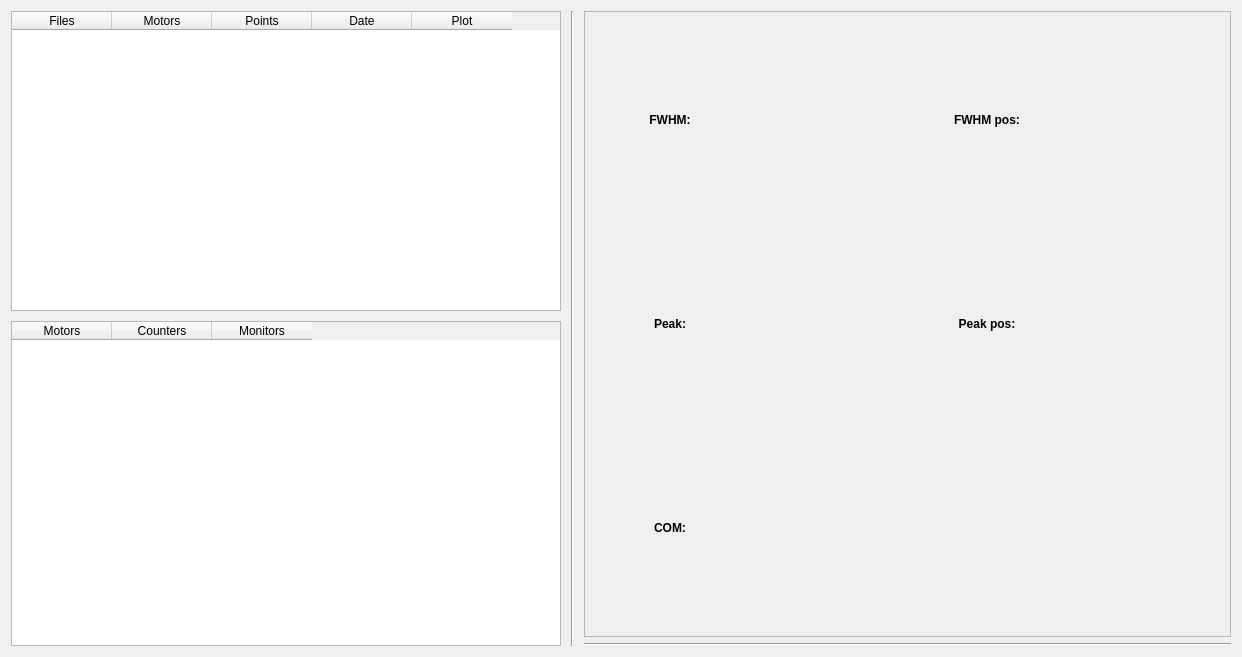
This is bin/plot_hdf5.ui in HugoValim/hdf5_view as Qt 5 draws it before an edit. The edited form follows.
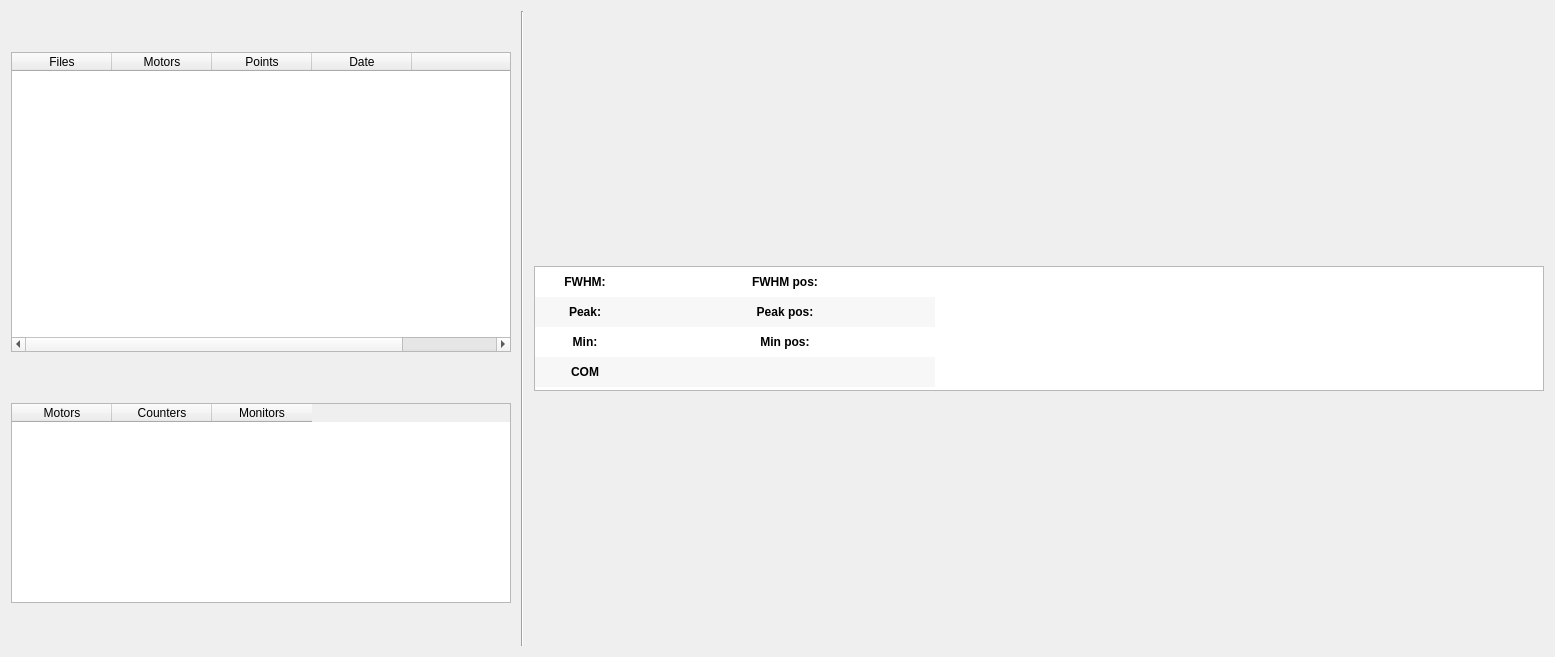
This is the edited form. Custom widgets are drawn as their Qt base class.

Commit message: Changed the way in which stats are displayed, also is now possible to check checkboxes via enter in the files table

The edit to the form file:
```diff
--- a/bin/plot_hdf5.ui
+++ b/bin/plot_hdf5.ui
@@ -6,7 +6,7 @@
    <rect>
     <x>0</x>
     <y>0</y>
-    <width>1242</width>
+    <width>1555</width>
     <height>657</height>
    </rect>
   </property>
@@ -46,7 +46,7 @@
          </property>
          <property name="maximumSize">
           <size>
-           <width>550</width>
+           <width>500</width>
            <height>300</height>
           </size>
          </property>
@@ -65,6 +65,12 @@
          <property name="sortingEnabled">
           <bool>true</bool>
          </property>
+         <attribute name="verticalHeaderVisible">
+          <bool>false</bool>
+         </attribute>
+         <attribute name="verticalHeaderDefaultSectionSize">
+          <number>30</number>
+         </attribute>
          <column>
           <property name="text">
            <string>Files</string>
@@ -87,7 +93,7 @@
          </column>
          <column>
           <property name="text">
-           <string>Plot</string>
+           <string/>
           </property>
          </column>
         </widget>
@@ -96,8 +102,8 @@
         <widget class="QTableWidget" name="tableWidget_plot">
          <property name="maximumSize">
           <size>
-           <width>550</width>
-           <height>16777215</height>
+           <width>500</width>
+           <height>200</height>
           </size>
          </property>
          <property name="sizeAdjustPolicy">
@@ -112,6 +118,9 @@
          <property name="cornerButtonEnabled">
           <bool>true</bool>
          </property>
+         <attribute name="verticalHeaderVisible">
+          <bool>false</bool>
+         </attribute>
          <column>
           <property name="text">
            <string>Motors</string>
@@ -150,199 +159,268 @@
         <number>0</number>
        </property>
        <item>
-        <widget class="QFrame" name="frame">
-         <property name="minimumSize">
+        <widget class="PlotWindow" name="plotwindow"/>
+       </item>
+       <item>
+        <widget class="QTableWidget" name="tableWidget_stats">
+         <property name="sizePolicy">
+          <sizepolicy hsizetype="Expanding" vsizetype="Fixed">
+           <horstretch>0</horstretch>
+           <verstretch>0</verstretch>
+          </sizepolicy>
+         </property>
+         <property name="maximumSize">
           <size>
-           <width>0</width>
-           <height>50</height>
+           <width>16777215</width>
+           <height>125</height>
           </size>
          </property>
-         <property name="frameShape">
-          <enum>QFrame::StyledPanel</enum>
-         </property>
          <property name="frameShadow">
-          <enum>QFrame::Raised</enum>
+          <enum>QFrame::Sunken</enum>
          </property>
-         <layout class="QVBoxLayout" name="verticalLayout_2">
-          <item>
-           <layout class="QGridLayout" name="gridLayout_2">
-            <property name="topMargin">
-             <number>0</number>
-            </property>
+         <property name="showDropIndicator" stdset="0">
+          <bool>true</bool>
+         </property>
+         <property name="dragEnabled">
+          <bool>false</bool>
+         </property>
+         <property name="dragDropOverwriteMode">
+          <bool>true</bool>
+         </property>
+         <property name="alternatingRowColors">
+          <bool>true</bool>
+         </property>
+         <property name="showGrid">
+          <bool>false</bool>
+         </property>
+         <attribute name="horizontalHeaderVisible">
+          <bool>false</bool>
+         </attribute>
+         <attribute name="horizontalHeaderDefaultSectionSize">
+          <number>100</number>
+         </attribute>
+         <attribute name="verticalHeaderVisible">
+          <bool>false</bool>
+         </attribute>
+         <row>
+          <property name="text">
+           <string/>
+          </property>
+         </row>
+         <row>
+          <property name="text">
+           <string/>
+          </property>
+         </row>
+         <row>
+          <property name="text">
+           <string/>
+          </property>
+         </row>
+         <row>
+          <property name="text">
+           <string/>
+          </property>
+         </row>
+         <column>
+          <property name="text">
+           <string/>
+          </property>
+         </column>
+         <column>
+          <property name="text">
+           <string/>
+          </property>
+         </column>
+         <column>
+          <property name="text">
+           <string/>
+          </property>
+         </column>
+         <column>
+          <property name="text">
+           <string/>
+          </property>
+         </column>
             <item row="0" column="0">
-             <widget class="QLabel" name="label_4">
-              <property name="font">
-               <font>
-                <weight>75</weight>
-                <bold>true</bold>
-               </font>
-              </property>
               <property name="text">
                <string>FWHM:</string>
               </property>
-              <property name="alignment">
-               <set>Qt::AlignCenter</set>
-              </property>
-             </widget>
-            </item>
-            <item row="1" column="0">
-             <widget class="QLabel" name="label_6">
               <property name="font">
                <font>
                 <weight>75</weight>
                 <bold>true</bold>
                </font>
               </property>
-              <property name="text">
-               <string>Peak:</string>
-              </property>
-              <property name="alignment">
-               <set>Qt::AlignCenter</set>
-              </property>
-             </widget>
-            </item>
-            <item row="2" column="1">
-             <widget class="QLabel" name="label_com">
-              <property name="font">
-               <font>
-                <weight>75</weight>
-                <bold>true</bold>
-               </font>
-              </property>
+          <property name="textAlignment">
+           <set>AlignCenter</set>
+          </property>
+         </item>
+         <item row="0" column="1">
               <property name="text">
                <string/>
               </property>
-              <property name="alignment">
-               <set>Qt::AlignCenter</set>
-              </property>
-             </widget>
+          <property name="font">
+           <font>
+            <weight>75</weight>
+            <bold>true</bold>
+           </font>
+          </property>
+          <property name="textAlignment">
+           <set>AlignCenter</set>
+          </property>
             </item>
             <item row="0" column="2">
-             <widget class="QLabel" name="label_10">
-              <property name="font">
-               <font>
-                <weight>75</weight>
-                <bold>true</bold>
-               </font>
-              </property>
               <property name="text">
                <string>FWHM pos:</string>
               </property>
-              <property name="alignment">
-               <set>Qt::AlignCenter</set>
-              </property>
-             </widget>
+          <property name="font">
+           <font>
+            <weight>75</weight>
+            <bold>true</bold>
+           </font>
+          </property>
+          <property name="textAlignment">
+           <set>AlignCenter</set>
+          </property>
+         </item>
+         <item row="0" column="3">
+          <property name="font">
+           <font>
+            <weight>75</weight>
+            <bold>true</bold>
+           </font>
+          </property>
+          <property name="textAlignment">
+           <set>AlignCenter</set>
+          </property>
+         </item>
+         <item row="1" column="0">
+          <property name="text">
+           <string>Peak:</string>
+          </property>
+          <property name="font">
+           <font>
+            <weight>75</weight>
+            <bold>true</bold>
+           </font>
+          </property>
+          <property name="textAlignment">
+           <set>AlignCenter</set>
+          </property>
             </item>
             <item row="1" column="1">
-             <widget class="QLabel" name="label_peak">
               <property name="font">
                <font>
                 <weight>75</weight>
                 <bold>true</bold>
                </font>
               </property>
-              <property name="text">
-               <string/>
-              </property>
-              <property name="alignment">
-               <set>Qt::AlignCenter</set>
-              </property>
-             </widget>
-            </item>
-            <item row="0" column="1">
-             <widget class="QLabel" name="label_fwhm">
-              <property name="font">
-               <font>
-                <weight>75</weight>
-                <bold>true</bold>
-               </font>
-              </property>
-              <property name="text">
-               <string/>
-              </property>
-              <property name="alignment">
-               <set>Qt::AlignCenter</set>
-              </property>
-             </widget>
+          <property name="textAlignment">
+           <set>AlignCenter</set>
+          </property>
             </item>
             <item row="1" column="2">
-             <widget class="QLabel" name="label_11">
-              <property name="font">
-               <font>
-                <weight>75</weight>
-                <bold>true</bold>
-               </font>
-              </property>
               <property name="text">
                <string>Peak pos:</string>
               </property>
-              <property name="alignment">
-               <set>Qt::AlignCenter</set>
-              </property>
-             </widget>
-            </item>
-            <item row="2" column="0">
-             <widget class="QLabel" name="label_8">
               <property name="font">
                <font>
                 <weight>75</weight>
                 <bold>true</bold>
                </font>
               </property>
-              <property name="text">
-               <string>COM:</string>
-              </property>
-              <property name="alignment">
-               <set>Qt::AlignCenter</set>
-              </property>
-             </widget>
-            </item>
-            <item row="0" column="3">
-             <widget class="QLabel" name="label_fwhm_pos">
-              <property name="font">
-               <font>
-                <weight>75</weight>
-                <bold>true</bold>
-               </font>
-              </property>
-              <property name="text">
-               <string/>
-              </property>
-              <property name="alignment">
-               <set>Qt::AlignCenter</set>
-              </property>
-             </widget>
+          <property name="textAlignment">
+           <set>AlignCenter</set>
+          </property>
             </item>
             <item row="1" column="3">
-             <widget class="QLabel" name="label_peak_pos">
               <property name="font">
                <font>
                 <weight>75</weight>
                 <bold>true</bold>
                </font>
               </property>
+          <property name="textAlignment">
+           <set>AlignCenter</set>
+          </property>
+         </item>
+         <item row="2" column="0">
               <property name="text">
-               <string/>
-              </property>
-              <property name="alignment">
-               <set>Qt::AlignCenter</set>
-              </property>
-             </widget>
-            </item>
-           </layout>
-          </item>
-         </layout>
-        </widget>
-       </item>
-       <item>
-        <widget class="Line" name="line_2">
-         <property name="orientation">
-          <enum>Qt::Horizontal</enum>
-         </property>
-        </widget>
-       </item>
-       <item>
-        <widget class="PlotWindow" name="plotwindow"/>
+           <string>Min:</string>
+          </property>
+          <property name="font">
+           <font>
+            <weight>75</weight>
+            <bold>true</bold>
+           </font>
+          </property>
+          <property name="textAlignment">
+           <set>AlignCenter</set>
+          </property>
+         </item>
+         <item row="2" column="1">
+          <property name="font">
+           <font>
+            <weight>75</weight>
+            <bold>true</bold>
+           </font>
+          </property>
+          <property name="textAlignment">
+           <set>AlignCenter</set>
+          </property>
+         </item>
+         <item row="2" column="2">
+          <property name="text">
+           <string>Min pos:</string>
+          </property>
+          <property name="font">
+           <font>
+            <weight>75</weight>
+            <bold>true</bold>
+           </font>
+          </property>
+          <property name="textAlignment">
+           <set>AlignCenter</set>
+          </property>
+         </item>
+         <item row="2" column="3">
+          <property name="font">
+           <font>
+            <weight>75</weight>
+            <bold>true</bold>
+           </font>
+          </property>
+          <property name="textAlignment">
+           <set>AlignCenter</set>
+          </property>
+         </item>
+         <item row="3" column="0">
+          <property name="text">
+           <string>COM</string>
+          </property>
+          <property name="font">
+           <font>
+            <weight>75</weight>
+            <bold>true</bold>
+           </font>
+          </property>
+          <property name="textAlignment">
+           <set>AlignCenter</set>
+          </property>
+         </item>
+         <item row="3" column="1">
+          <property name="font">
+           <font>
+            <weight>75</weight>
+            <bold>true</bold>
+           </font>
+          </property>
+          <property name="textAlignment">
+           <set>AlignCenter</set>
+          </property>
+         </item>
+        </widget>
        </item>
       </layout>
      </item>
```
Left out of the diff: 3 changed lines with no effect on the pictures. Lines whose indentation alone changed are shown as unchanged. The commit also changes 1 other file.
